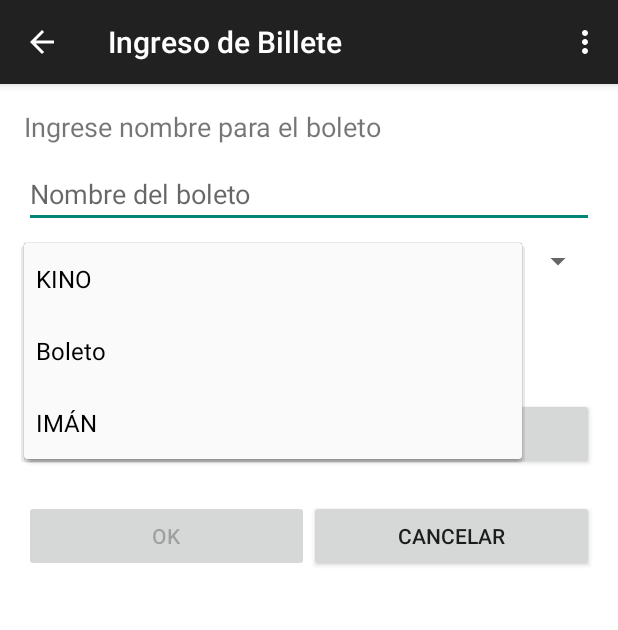
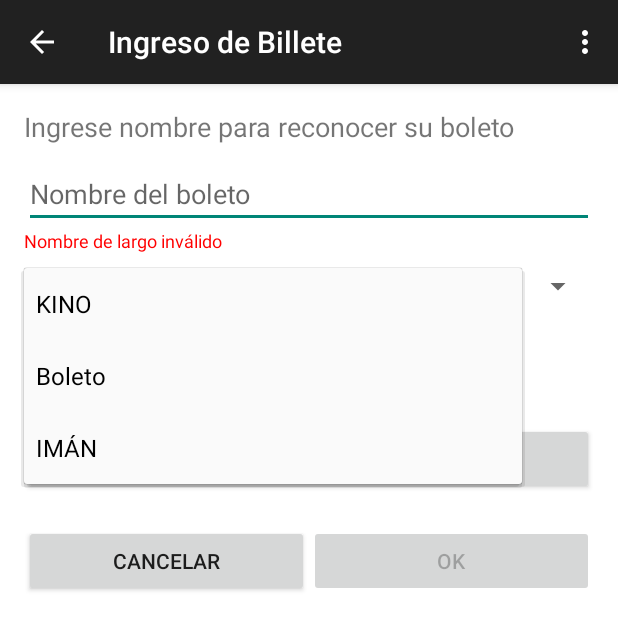
Before and after one commit to fhalamos/Loteria, an Android app: the Captura_Billete screen opened directly, with no data from a screen before it, after a tap on "KINO", on a phone screen of 412 x 824 dp. Shown: the top 630 px of the screen. Run offline under Robolectric (Android 15) with nearby library versions, the phone set to English and light mode, and no system bars; 1 statement that could not run was skipped.

Commit message:
Despues de la presentacion

```diff
--- a/Loteria/Loteria/src/main/AndroidManifest.xml
+++ b/Loteria/Loteria/src/main/AndroidManifest.xml
@@ -2,7 +2,7 @@
 <manifest xmlns:android="http://schemas.android.com/apk/res/android"
     package="cl.loteria.app" >
 
-    <uses-sdk android:minSdkVersion="9" />
+    <uses-sdk android:minSdkVersion="11" android:targetSdkVersion="19" />
 
     <uses-permission
         android:name="android.permission.WRITE_EXTERNAL_STORAGE"
--- a/Loteria/Loteria/src/main/java/cl/loteria/app/Captura_Billete.java
+++ b/Loteria/Loteria/src/main/java/cl/loteria/app/Captura_Billete.java
@@ -62,6 +62,8 @@ public class Captura_Billete extends ActionBarActivity {
 
     public void checkOk()
     {
+        TextView warning = (TextView)findViewById(R.id.warning_title);
+        warning.setText("   ");
         EditText et = (EditText)findViewById(R.id.nombre);
         String msg = et.getText().toString();
         msg = msg.replace("\n","");
@@ -69,12 +71,24 @@ public class Captura_Billete extends ActionBarActivity {
         et.setText(msg);
         boolean repetido = false;
         boolean porte = (msg.length() > 0 && msg.length() <= 16);
+        if(!porte)
+        {
+            warning.setText("Nombre de largo inválido");
+        }
         String[] nombres = getIntent().getStringArrayExtra("NOMBRES_LISTA");
-        for(int i = 1 ; i<nombres.length ; i++)
+        if(nombres != null)
         {
-            if(msg == nombres[i])
-                repetido = true;
+            for(int i = 1 ; i<nombres.length ; i++)
+            {
+                if(msg == nombres[i])
+                {
+                    repetido = true;
+                    warning.setText("Nombre ya ha sido utilizado");
+                    break;
+                }
+            }
         }
+        else repetido = false;
         ((Button)findViewById(R.id.ok_button)).setEnabled(codigo && porte && !repetido);
     }
 
--- a/Loteria/Loteria/src/main/java/cl/loteria/app/Controlador_Lista.java
+++ b/Loteria/Loteria/src/main/java/cl/loteria/app/Controlador_Lista.java
@@ -33,13 +33,9 @@ public class Controlador_Lista
         }
         BD = new File(root, "BD.txt");
         /*try {
-            FileOutputStream f = new FileOutputStream(BD);
+            FileOutputStream f = new FileOutputStream(BD,true);
             PrintWriter pw = new PrintWriter(f);
-            setBillete("Segundo Billete","98345982795","KINO","Resultado: Ganaste!!");
-            setBillete("Primer Billete","98345982796","Boleto","Resultado: Perdiste!!");
-            setBillete("Tercero Billete","98345982797","Boleto","Resultado: Perdiste!!");
-            setBillete("Cuarto Billete","98345982798","Boleto","Resultado: Perdiste!!");
-            setBillete("Quinto Billete","98345982799","Boleto","Resultado: Perdiste!!");
+            setBillete("nulo","nulo","nulo","nulo");
             pw.flush();
             pw.close();
             f.close();
--- a/Loteria/Loteria/src/main/res/layout/activity_captura_billete.xml
+++ b/Loteria/Loteria/src/main/res/layout/activity_captura_billete.xml
@@ -30,12 +30,20 @@
                 android:text="@string/capture_title"/>
 
             <EditText
-                android:layout_marginBottom="10dp"
                 android:layout_width="match_parent"
                 android:layout_height="wrap_content"
                 android:maxLength="16"
                 android:hint="@string/hint_nombre"
                 android:id="@+id/nombre" />
+
+            <TextView
+                android:id="@+id/warning_title"
+                android:layout_marginBottom="10dp"
+                android:layout_width="match_parent"
+                android:layout_height="wrap_content"
+                android:textSize="12dp"
+                android:textColor="#ffff0000"
+                android:text="@string/warning_title"/>
 
             <Spinner
                 android:layout_marginBottom="10dp"
@@ -75,6 +83,13 @@
                 android:orientation="horizontal">
 
                 <Button
+                    android:layout_width="0dp"
+                    android:layout_weight="1"
+                    android:layout_height="wrap_content"
+                    android:text="@string/cancel_button"
+                    android:onClick="cancelar" />
+
+                <Button
                     android:id="@+id/ok_button"
                     android:layout_width="0dp"
                     android:layout_weight="1"
@@ -83,13 +98,6 @@
                     android:enabled="false"
                     android:onClick="submit" />
 
-                <Button
-                    android:layout_width="0dp"
-                    android:layout_weight="1"
-                    android:layout_height="wrap_content"
-                    android:text="@string/cancel_button"
-                    android:onClick="cancelar" />
-
             </LinearLayout>
 
         </LinearLayout>
--- a/Loteria/Loteria/src/main/res/values/strings.xml
+++ b/Loteria/Loteria/src/main/res/values/strings.xml
@@ -13,7 +13,8 @@
     <string name="capture_button">Fotografíar código</string>
     <string name="cancel_button">Cancelar</string>
     <string name="ok_button">OK</string>
-    <string name="capture_title">Ingrese nombre para el boleto</string>
+    <string name="capture_title">Ingrese nombre para reconocer su boleto</string>
+    <string name="warning_title">   </string>
     <string name="hint_nombre">Nombre del boleto</string>
     <string name="capture_spinner">Elija tipo de boleto</string>
     <string name="title_activity_captura_billete">Ingreso de Billete</string>
```
Also changed, not shown: Loteria/Loteria/src/main/java/cl/loteria/app/ListaBilletes.java (+10 -6 lines), 1 other file.
